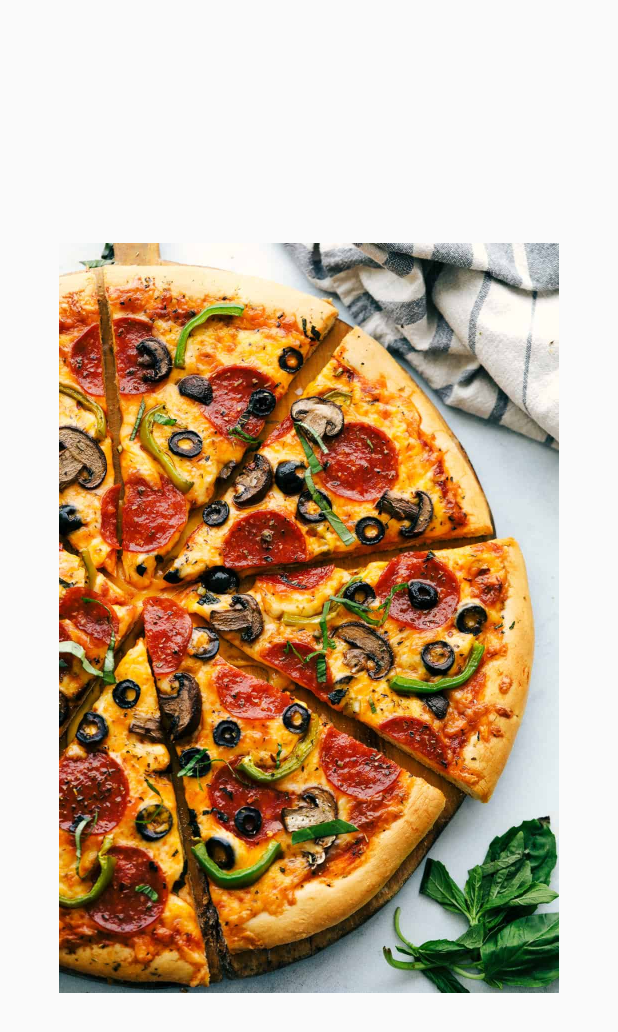
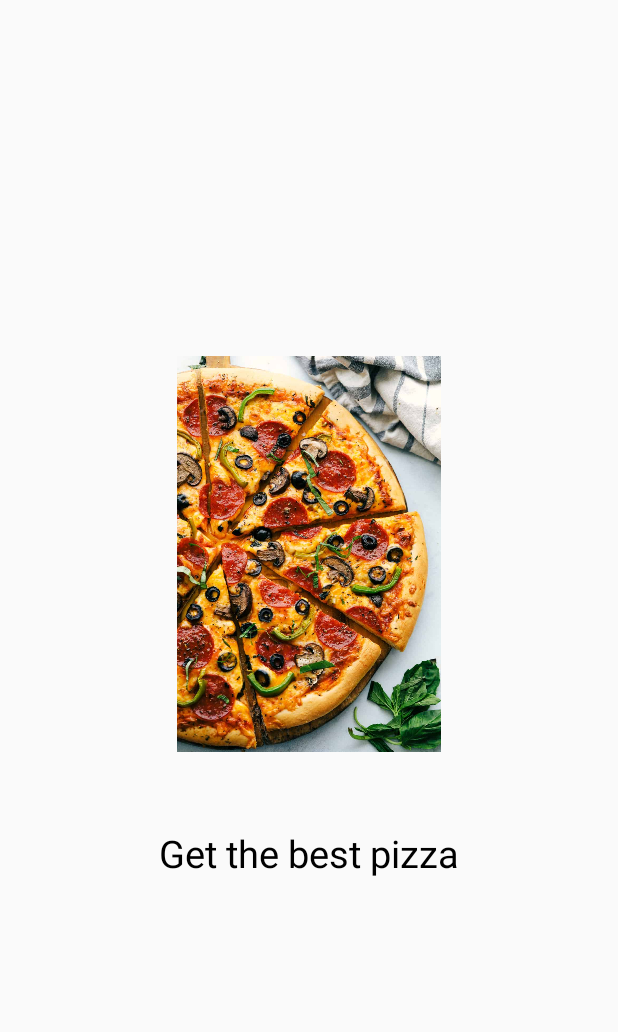
Before and after one commit to safa-abidi/PizzaApp-TP1-android, an Android app: the SplashScreen screen opened directly, with no data from a screen before it, on a phone screen of 412 x 824 dp. Shown: the top 1032 px of the screen. Run offline under Robolectric (Android 15) with nearby library versions, the phone set to English and light mode, and no system bars.

Commit message:
variables & changes

```diff
--- a/app/src/main/res/layout/activity_splash_screen.xml
+++ b/app/src/main/res/layout/activity_splash_screen.xml
@@ -16,9 +16,19 @@
 
         <ImageView
             android:id="@+id/imageView"
+            android:layout_width="276dp"
+            android:layout_height="264dp"
+            app:srcCompat="@drawable/pizza" />
+
+        <TextView
+            android:id="@+id/textView"
             android:layout_width="match_parent"
-            android:layout_height="500dp"
-            app:srcCompat="@drawable/pizza" />
+            android:layout_height="wrap_content"
+            android:layout_marginTop="50dp"
+            android:gravity="center"
+            android:text="Get the best pizza"
+            android:textColor="#000000"
+            android:textSize="25dp" />
 
     </LinearLayout>
 </androidx.constraintlayout.widget.ConstraintLayout>
```
Also changed, not shown: app/src/main/java/com/gl4/pizzaapp/MainActivity.kt (+27 -0 lines), app/src/main/res/layout/activity_main.xml (+5 -5 lines).
